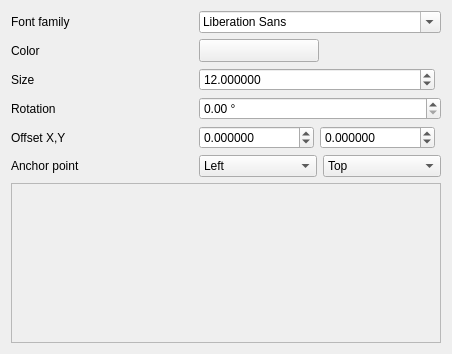
Before: the Qt Designer form src/ui/symbollayer/widget_fontmarker.ui in qgis/QGIS, drawn with Qt 5.
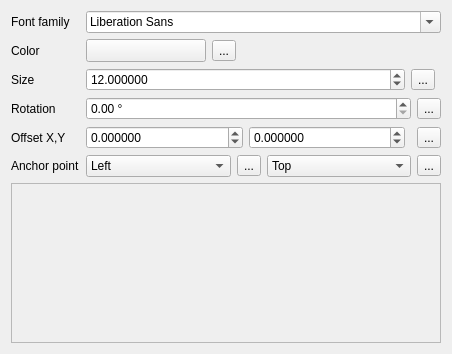
After: the same form once the commit is applied. Custom widgets are drawn as their Qt base class.

Commit message: [FEATURE] Data defined properties for font marker

Diff of the .ui file:
```diff
--- a/src/ui/symbollayer/widget_fontmarker.ui
+++ b/src/ui/symbollayer/widget_fontmarker.ui
@@ -16,48 +16,48 @@
   <layout class="QGridLayout" name="gridLayout_2">
    <item row="0" column="0">
     <layout class="QGridLayout" name="gridLayout">
-     <item row="0" column="0">
-      <widget class="QLabel" name="label">
-       <property name="text">
-        <string>Font family</string>
-       </property>
-      </widget>
-     </item>
-     <item row="0" column="1">
-      <widget class="QFontComboBox" name="cboFont"/>
-     </item>
-     <item row="1" column="0">
-      <widget class="QLabel" name="label_3">
-       <property name="text">
-        <string>Color</string>
-       </property>
-      </widget>
-     </item>
      <item row="1" column="1">
-      <widget class="QgsColorButtonV2" name="btnColor">
-       <property name="minimumSize">
-        <size>
-         <width>120</width>
-         <height>0</height>
-        </size>
-       </property>
-       <property name="maximumSize">
-        <size>
-         <width>120</width>
-         <height>16777215</height>
-        </size>
-       </property>
-       <property name="text">
-        <string/>
-       </property>
-      </widget>
-     </item>
-     <item row="2" column="0">
-      <widget class="QLabel" name="label_2">
-       <property name="text">
-        <string>Size</string>
-       </property>
-      </widget>
+      <layout class="QHBoxLayout" name="horizontalLayout_3">
+       <item>
+        <widget class="QgsColorButtonV2" name="btnColor">
+         <property name="minimumSize">
+          <size>
+           <width>120</width>
+           <height>0</height>
+          </size>
+         </property>
+         <property name="maximumSize">
+          <size>
+           <width>120</width>
+           <height>16777215</height>
+          </size>
+         </property>
+         <property name="text">
+          <string/>
+         </property>
+        </widget>
+       </item>
+       <item>
+        <widget class="QgsDataDefinedButton" name="mColorDDBtn">
+         <property name="text">
+          <string>...</string>
+         </property>
+        </widget>
+       </item>
+       <item>
+        <spacer name="horizontalSpacer">
+         <property name="orientation">
+          <enum>Qt::Horizontal</enum>
+         </property>
+         <property name="sizeHint" stdset="0">
+          <size>
+           <width>40</width>
+           <height>20</height>
+          </size>
+         </property>
+        </spacer>
+       </item>
+      </layout>
      </item>
      <item row="2" column="1">
       <layout class="QHBoxLayout" name="horizontalLayout_2">
@@ -81,39 +81,23 @@
          <property name="value">
           <double>12.000000000000000</double>
          </property>
-         <property name="showClearButton">
+         <property name="showClearButton" stdset="0">
           <bool>false</bool>
          </property>
         </widget>
        </item>
+       <item>
+        <widget class="QgsDataDefinedButton" name="mSizeDDBtn">
+         <property name="text">
+          <string>...</string>
+         </property>
+        </widget>
+       </item>
        <item>
         <widget class="QgsUnitSelectionWidget" name="mSizeUnitWidget" native="true"/>
        </item>
       </layout>
      </item>
-     <item row="3" column="0">
-      <widget class="QLabel" name="label_4">
-       <property name="text">
-        <string>Rotation</string>
-       </property>
-      </widget>
-     </item>
-     <item row="3" column="1">
-      <widget class="QgsDoubleSpinBox" name="spinAngle">
-       <property name="suffix">
-        <string> °</string>
-       </property>
-       <property name="decimals">
-        <number>2</number>
-       </property>
-       <property name="maximum">
-        <double>360.000000000000000</double>
-       </property>
-       <property name="singleStep">
-        <double>0.500000000000000</double>
-       </property>
-      </widget>
-     </item>
      <item row="4" column="0">
       <widget class="QLabel" name="label_5">
        <property name="text">
@@ -121,6 +105,37 @@
        </property>
       </widget>
      </item>
+     <item row="3" column="0">
+      <widget class="QLabel" name="label_4">
+       <property name="text">
+        <string>Rotation</string>
+       </property>
+      </widget>
+     </item>
+     <item row="5" column="0">
+      <widget class="QLabel" name="mAnchorPointLabel">
+       <property name="text">
+        <string>Anchor point</string>
+       </property>
+      </widget>
+     </item>
+     <item row="0" column="1">
+      <widget class="QFontComboBox" name="cboFont"/>
+     </item>
+     <item row="1" column="0">
+      <widget class="QLabel" name="label_3">
+       <property name="text">
+        <string>Color</string>
+       </property>
+      </widget>
+     </item>
+     <item row="2" column="0">
+      <widget class="QLabel" name="label_2">
+       <property name="text">
+        <string>Size</string>
+       </property>
+      </widget>
+     </item>
      <item row="4" column="1">
       <layout class="QHBoxLayout" name="horizontalLayout">
        <item>
@@ -168,17 +183,21 @@
         </widget>
        </item>
        <item>
-        <widget class="QgsUnitSelectionWidget" name="mOffsetUnitWidget" native="true"/>
+        <widget class="QgsUnitSelectionWidget" name="mOffsetUnitWidget" native="true">
+         <property name="focusPolicy">
+          <enum>Qt::StrongFocus</enum>
+         </property>
+        </widget>
+       </item>
+       <item>
+        <widget class="QgsDataDefinedButton" name="mOffsetDDBtn">
+         <property name="text">
+          <string>...</string>
+         </property>
+        </widget>
        </item>
       </layout>
      </item>
-     <item row="5" column="0">
-      <widget class="QLabel" name="mAnchorPointLabel">
-       <property name="text">
-        <string>Anchor point</string>
-       </property>
-      </widget>
-     </item>
      <item row="5" column="1">
       <layout class="QHBoxLayout" name="horizontalLayout_6">
        <item>
@@ -200,6 +219,13 @@
          </item>
         </widget>
        </item>
+       <item>
+        <widget class="QgsDataDefinedButton" name="mHorizontalAnchorDDBtn">
+         <property name="text">
+          <string>...</string>
+         </property>
+        </widget>
+       </item>
        <item>
         <widget class="QComboBox" name="mVerticalAnchorComboBox">
          <item>
@@ -219,6 +245,47 @@
          </item>
         </widget>
        </item>
+       <item>
+        <widget class="QgsDataDefinedButton" name="mVerticalAnchorDDBtn">
+         <property name="text">
+          <string>...</string>
+         </property>
+        </widget>
+       </item>
+      </layout>
+     </item>
+     <item row="0" column="0">
+      <widget class="QLabel" name="label">
+       <property name="text">
+        <string>Font family</string>
+       </property>
+      </widget>
+     </item>
+     <item row="3" column="1">
+      <layout class="QHBoxLayout" name="horizontalLayout_4">
+       <item>
+        <widget class="QgsDoubleSpinBox" name="spinAngle">
+         <property name="suffix">
+          <string> °</string>
+         </property>
+         <property name="decimals">
+          <number>2</number>
+         </property>
+         <property name="maximum">
+          <double>360.000000000000000</double>
+         </property>
+         <property name="singleStep">
+          <double>0.500000000000000</double>
+         </property>
+        </widget>
+       </item>
+       <item>
+        <widget class="QgsDataDefinedButton" name="mRotationDDBtn">
+         <property name="text">
+          <string>...</string>
+         </property>
+        </widget>
+       </item>
       </layout>
      </item>
     </layout>
@@ -257,6 +324,11 @@
    <header>qgsunitselectionwidget.h</header>
    <container>1</container>
   </customwidget>
+  <customwidget>
+   <class>QgsDataDefinedButton</class>
+   <extends>QToolButton</extends>
+   <header>qgsdatadefinedbutton.h</header>
+  </customwidget>
  </customwidgets>
  <resources/>
  <connections/>
```
Left out of the diff: 18 changed lines with no effect on the pictures. The commit also changes 4 other files.
